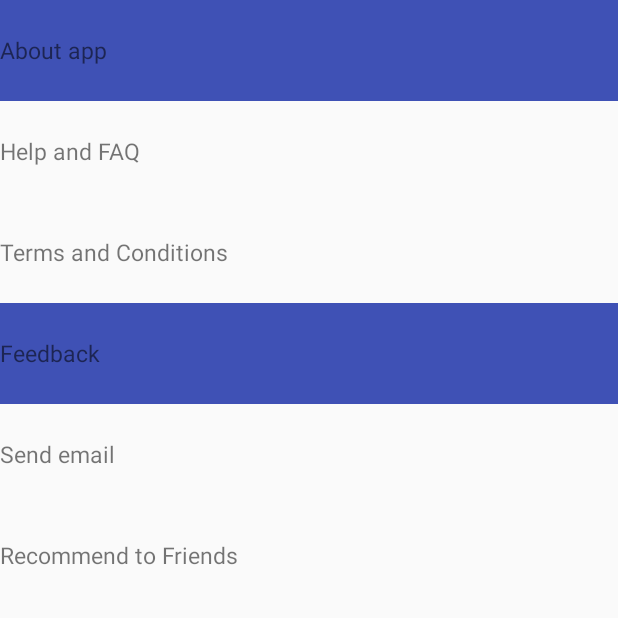
After one commit to radiajan/COMP742-Mobile-Applications-Development, an Android app: the fragment AboutFragment shown on its own in the app's theme, on a phone screen of 412 x 824 dp, the top half of it. The commit adds this screen. Run offline under Robolectric (Android 15) with nearby library versions, the phone set to English and light mode, and no system bars.

Commit message:
About file

```diff
--- /dev/null
+++ b/10Ants/app/src/main/java/com/cornell/air/a10ants/Fragments/AboutFragment.java
@@ -0,0 +1,23 @@
+package com.cornell.air.a10ants.Fragments;
+
+import android.app.Fragment;
+import android.os.Bundle;
+import android.view.LayoutInflater;
+import android.view.View;
+import android.view.ViewGroup;
+
+import com.cornell.air.a10ants.R;
+
+/**
+ * Created by root on 8/05/17.
+ */
+
+public class AboutFragment extends Fragment {
+    @Override
+    public View onCreateView(LayoutInflater inflater, ViewGroup container, Bundle savedInstanceState){
+        View view = inflater.inflate(R.layout.about, container, false);
+
+        //Return View to be injected
+        return view;
+    }
+}
--- a/10Ants/app/src/main/java/com/cornell/air/a10ants/Menu/MainActivity.java
+++ b/10Ants/app/src/main/java/com/cornell/air/a10ants/Menu/MainActivity.java
@@ -4,6 +4,7 @@ import android.support.annotation.IdRes;
 import android.support.v7.app.AppCompatActivity;
 import android.os.Bundle;
 
+import com.cornell.air.a10ants.Fragments.AboutFragment;
 import com.cornell.air.a10ants.Fragments.OverviewFragment;
 import com.cornell.air.a10ants.R;
 import com.roughike.bottombar.BottomBar;
@@ -27,6 +28,10 @@ public class MainActivity extends AppCompatActivity {
                 if (menuItemId == R.id.menuOverview) {
                     OverviewFragment o = new OverviewFragment();
                     getFragmentManager().beginTransaction().replace(R.id.frame, o).commit();
+                }
+                else if (menuItemId == R.id.menuAbout) {
+                    AboutFragment a = new AboutFragment();
+                    getFragmentManager().beginTransaction().replace(R.id.frame, a).commit();
                 }
             }
 
--- /dev/null
+++ b/10Ants/app/src/main/res/drawable/divider.xml
@@ -0,0 +1,6 @@
+<?xml version="1.0" encoding="utf-8"?>
+<shape xmlns:android="http://schemas.android.com/apk/res/android"
+    android:shape="rectangle">
+    <size android:width="1dp" />
+    <solid android:color="@android:color/white" />
+</shape>
--- /dev/null
+++ b/10Ants/app/src/main/res/layout/about.xml
@@ -0,0 +1,73 @@
+<?xml version="1.0" encoding="utf-8"?>
+<RelativeLayout xmlns:android="http://schemas.android.com/apk/res/android"
+    android:orientation="vertical" android:layout_width="match_parent"
+    android:layout_height="match_parent">
+
+    <TableRow
+        android:id="@+id/trAbout"
+        android:layout_width="match_parent"
+        android:layout_height="67dp"
+        android:background="@color/colorPrimary">
+        <TextView
+            android:text="About app"
+            android:layout_gravity="center_vertical"
+            android:textSize="15sp"/>
+    </TableRow>
+
+    <TableRow
+        android:id="@+id/trHelpFAQ"
+        android:layout_width="match_parent"
+        android:layout_height="67dp"
+        android:layout_below="@id/trAbout">
+        <TextView
+            android:text="Help and FAQ"
+            android:layout_gravity="center_vertical"
+            android:textSize="15sp"/>
+    </TableRow>
+
+    <TableRow
+        android:id="@+id/trTermsConditions"
+        android:layout_width="match_parent"
+        android:layout_height="67dp"
+        android:layout_below="@id/trHelpFAQ">
+        <TextView
+            android:text="Terms and Conditions"
+            android:layout_gravity="center_vertical"
+            android:textSize="15sp"/>
+    </TableRow>
+
+    <TableRow
+        android:id="@+id/trFeedback"
+        android:layout_width="match_parent"
+        android:layout_height="67dp"
+        android:background="@color/colorPrimary"
+        android:layout_below="@id/trTermsConditions">
+        <TextView
+            android:text="Feedback"
+            android:layout_gravity="center_vertical"
+            android:textSize="15sp"/>
+    </TableRow>
+
+    <TableRow
+        android:id="@+id/trEmail"
+        android:layout_width="match_parent"
+        android:layout_height="67dp"
+        android:layout_below="@id/trFeedback">
+        <TextView
+            android:text="Send email"
+            android:layout_gravity="center_vertical"
+            android:textSize="15sp"/>
+    </TableRow>
+
+    <TableRow
+        android:id="@+id/trRecommend"
+        android:layout_width="match_parent"
+        android:layout_height="67dp"
+        android:layout_below="@id/trEmail">
+        <TextView
+            android:text="Recommend to Friends"
+            android:layout_gravity="center_vertical"
+            android:textSize="15sp"/>
+    </TableRow>
+
+</RelativeLayout>
--- a/10Ants/app/src/main/res/layout/activity_main.xml
+++ b/10Ants/app/src/main/res/layout/activity_main.xml
@@ -11,5 +11,4 @@
         android:layout_width="wrap_content"
         android:layout_height="wrap_content"
         />
-
 </FrameLayout>
--- a/10Ants/app/src/main/res/values/styles.xml
+++ b/10Ants/app/src/main/res/values/styles.xml
@@ -1,7 +1,7 @@
 <resources>
 
     <!-- Base application theme. -->
-    <style name="AppTheme" parent="Theme.AppCompat.Light.DarkActionBar">
+    <style name="AppTheme" parent="Theme.AppCompat.Light.NoActionBar">
         <!-- Customize your theme here. -->
         <item name="colorPrimary">@color/colorPrimary</item>
         <item name="colorPrimaryDark">@color/colorPrimaryDark</item>
```
Also changed, not shown: 10Ants/app/src/main/java/com/cornell/air/a10ants/Fragments/OverviewFragment.java (+51 -25 lines), 10Ants/app/src/main/java/com/cornell/air/a10ants/View/PropertyDetails.java (+48 -18 lines), 10Ants/app/src/main/res/layout/activity_add_property.xml (deleted, +0 -86 lines), 10Ants/app/src/main/res/layout/app_bar.xml (deleted, +0 -10 lines), 10Ants/app/src/main/res/layout/expense_bar.xml (added, +34 -0 lines), 10Ants/app/src/main/res/layout/overview.xml (+7 -1 lines), 10Ants/app/src/main/res/layout/property_details.xml (+16 -7 lines), 10Ants/app/src/main/res/layout/tenant_bar.xml (added, +34 -0 lines), 10Ants/app/src/main/res/menu/menu_toolbar.xml (added, +9 -0 lines).
